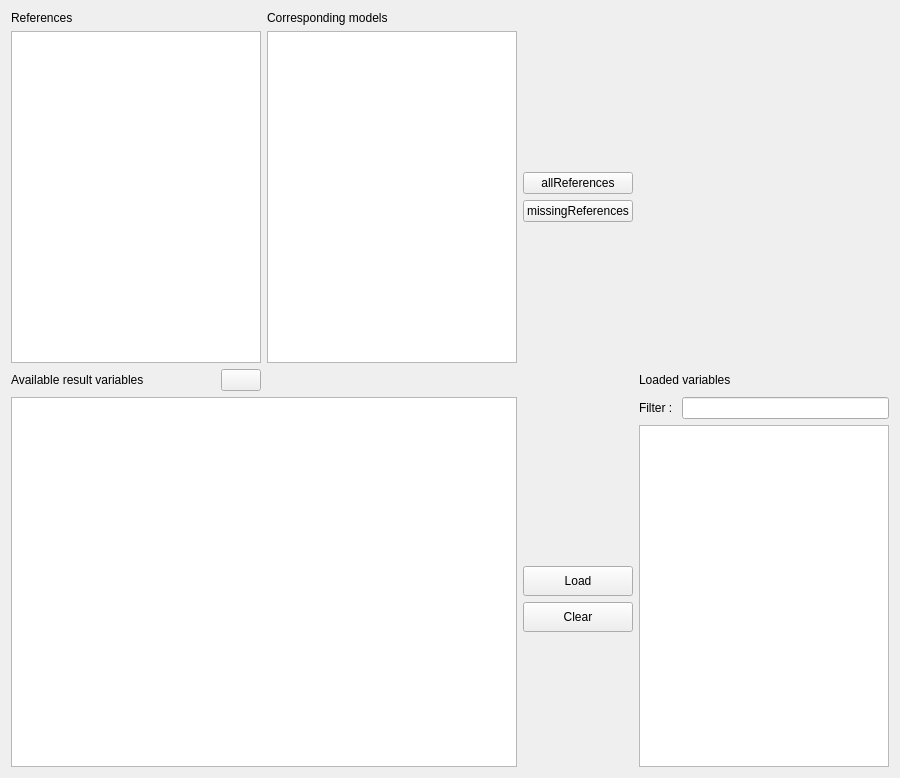
Qt form OMOptim/GUI/Widgets/WidgetEIInputVars.ui (lmoresco/OpenModelica) before a commit.
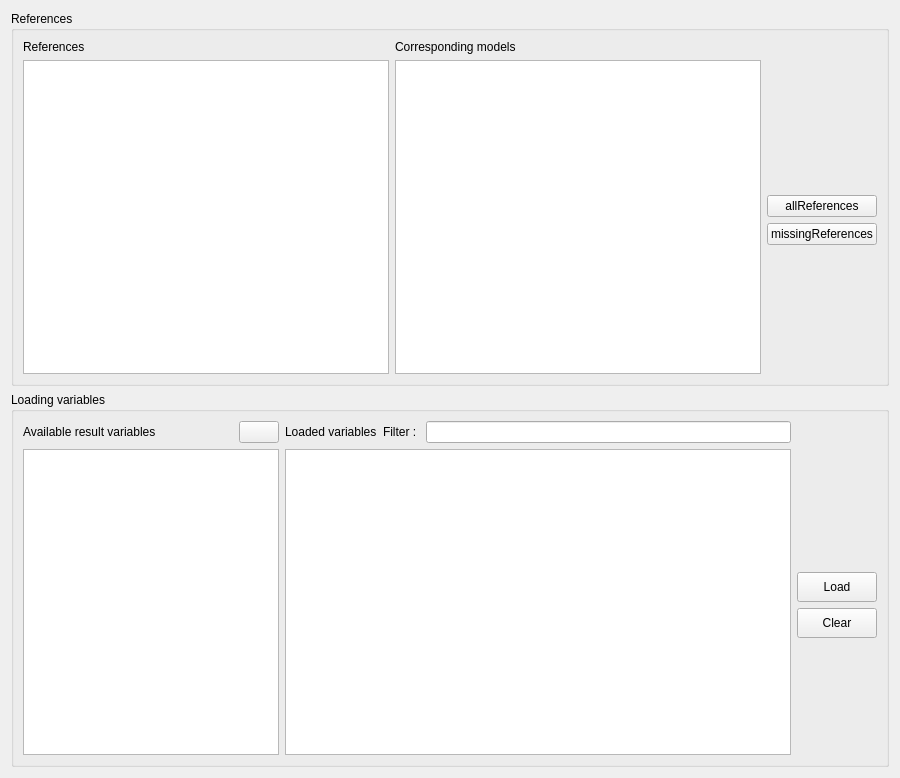
The same form after that commit. Icons and pictures are not drawn.

```diff
--- a/OMOptim/GUI/Widgets/WidgetEIInputVars.ui
+++ b/OMOptim/GUI/Widgets/WidgetEIInputVars.ui
@@ -14,28 +14,50 @@
    <string>Form</string>
   </property>
   <layout class="QGridLayout" name="gridLayout">
-   <item row="7" column="4" rowspan="4">
-    <widget class="QTableView" name="tableLoadedVariables">
-     <property name="selectionBehavior">
-      <enum>QAbstractItemView::SelectRows</enum>
+   <item row="0" column="0" rowspan="3">
+    <widget class="QGroupBox" name="groupBox">
+     <property name="title">
+      <string>References</string>
      </property>
+     <layout class="QGridLayout" name="gridLayout_4">
+      <item row="0" column="0">
+       <layout class="QGridLayout" name="gridLayout_3">
+        <item row="2" column="0" rowspan="4">
+         <widget class="QListWidget" name="listReferences"/>
+        </item>
+        <item row="0" column="0">
+         <widget class="QLabel" name="label_4">
+          <property name="text">
+           <string>References</string>
+          </property>
     </widget>
    </item>
-   <item row="9" column="3">
-    <widget class="QPushButton" name="pushClear">
-     <property name="minimumSize">
-      <size>
-       <width>0</width>
-       <height>30</height>
-      </size>
+        <item row="2" column="1" rowspan="4">
+         <widget class="QListWidget" name="listReferencesModel"/>
+        </item>
+        <item row="0" column="1">
+         <widget class="QLabel" name="label_5">
+          <property name="text">
+           <string>Corresponding models</string>
      </property>
+         </widget>
+        </item>
+        <item row="3" column="2">
+         <widget class="QPushButton" name="allReferences">
      <property name="text">
-      <string>Clear</string>
+           <string>allReferences</string>
      </property>
     </widget>
    </item>
-   <item row="7" column="3">
-    <spacer name="verticalSpacer_4">
+        <item row="4" column="2">
+         <widget class="QPushButton" name="missingReferences">
+          <property name="text">
+           <string>missingReferences</string>
+          </property>
+         </widget>
+        </item>
+        <item row="2" column="2">
+         <spacer name="verticalSpacer_2">
      <property name="orientation">
       <enum>Qt::Vertical</enum>
      </property>
@@ -47,8 +69,8 @@
      </property>
     </spacer>
    </item>
-   <item row="10" column="3">
-    <spacer name="verticalSpacer_5">
+        <item row="5" column="2">
+         <spacer name="verticalSpacer">
      <property name="orientation">
       <enum>Qt::Vertical</enum>
      </property>
@@ -60,44 +82,25 @@
      </property>
     </spacer>
    </item>
-   <item row="15" column="1" colspan="4">
-    <layout class="QGridLayout" name="gridLayout_2">
-     <property name="sizeConstraint">
-      <enum>QLayout::SetDefaultConstraint</enum>
-     </property>
     </layout>
    </item>
-   <item row="6" column="4">
-    <layout class="QHBoxLayout" name="horizontalLayout">
-     <item>
-      <widget class="QLabel" name="label">
-       <property name="text">
-        <string>Filter : </string>
-       </property>
+     </layout>
       </widget>
      </item>
-     <item>
-      <widget class="QLineEdit" name="lineVariableFilter"/>
-     </item>
-    </layout>
-   </item>
-   <item row="8" column="3">
-    <widget class="QPushButton" name="pushLoadVariables">
-     <property name="minimumSize">
-      <size>
-       <width>0</width>
-       <height>30</height>
-      </size>
+   <item row="5" column="0" rowspan="3">
+    <widget class="QGroupBox" name="groupBox_2">
+     <property name="title">
+      <string>Loading variables</string>
      </property>
+     <layout class="QGridLayout" name="gridLayout_5">
+      <item row="0" column="0">
+       <widget class="QLabel" name="label_2">
      <property name="text">
-      <string>Load</string>
+         <string>Available result variables</string>
      </property>
     </widget>
    </item>
-   <item row="6" column="0" rowspan="5" colspan="3">
-    <widget class="QListWidget" name="listAvailableVectors"/>
-   </item>
-   <item row="5" column="1">
+      <item row="0" column="1">
     <widget class="QPushButton" name="pushRefreshList">
      <property name="sizePolicy">
       <sizepolicy hsizetype="Maximum" vsizetype="Fixed">
@@ -114,46 +117,36 @@
      </property>
     </widget>
    </item>
-   <item row="5" column="0">
-    <widget class="QLabel" name="label_2">
-     <property name="text">
-      <string>Available result variables</string>
-     </property>
-    </widget>
-   </item>
-   <item row="1" column="0" rowspan="4" colspan="2">
-    <widget class="QListWidget" name="listReferences"/>
-   </item>
-   <item row="5" column="4">
+      <item row="0" column="2">
     <widget class="QLabel" name="label_3">
      <property name="text">
       <string>Loaded variables</string>
      </property>
     </widget>
    </item>
-   <item row="0" column="0">
-    <widget class="QLabel" name="label_4">
+      <item row="0" column="3">
+       <layout class="QHBoxLayout" name="horizontalLayout">
+        <item>
+         <widget class="QLabel" name="label">
      <property name="text">
-      <string>References</string>
+           <string>Filter : </string>
      </property>
     </widget>
    </item>
-   <item row="2" column="3">
-    <widget class="QPushButton" name="allReferences">
-     <property name="text">
-      <string>allReferences</string>
-     </property>
-    </widget>
+        <item>
+         <widget class="QLineEdit" name="lineVariableFilter"/>
    </item>
-   <item row="3" column="3">
-    <widget class="QPushButton" name="missingReferences">
-     <property name="text">
-      <string>missingReferences</string>
+       </layout>
+      </item>
+      <item row="2" column="2" rowspan="4" colspan="2">
+       <widget class="QTableView" name="tableLoadedVariables">
+        <property name="selectionBehavior">
+         <enum>QAbstractItemView::SelectRows</enum>
      </property>
     </widget>
    </item>
-   <item row="4" column="3">
-    <spacer name="verticalSpacer">
+      <item row="2" column="4">
+       <spacer name="verticalSpacer_4">
      <property name="orientation">
       <enum>Qt::Vertical</enum>
      </property>
@@ -165,8 +158,34 @@
      </property>
     </spacer>
    </item>
-   <item row="1" column="3">
-    <spacer name="verticalSpacer_2">
+      <item row="3" column="4">
+       <widget class="QPushButton" name="pushLoadVariables">
+        <property name="minimumSize">
+         <size>
+          <width>0</width>
+          <height>30</height>
+         </size>
+        </property>
+        <property name="text">
+         <string>Load</string>
+        </property>
+       </widget>
+      </item>
+      <item row="4" column="4">
+       <widget class="QPushButton" name="pushClear">
+        <property name="minimumSize">
+         <size>
+          <width>0</width>
+          <height>30</height>
+         </size>
+        </property>
+        <property name="text">
+         <string>Clear</string>
+        </property>
+       </widget>
+      </item>
+      <item row="5" column="4">
+       <spacer name="verticalSpacer_5">
      <property name="orientation">
       <enum>Qt::Vertical</enum>
      </property>
@@ -178,16 +197,12 @@
      </property>
     </spacer>
    </item>
-   <item row="0" column="2">
-    <widget class="QLabel" name="label_5">
-     <property name="text">
-      <string>Corresponding models</string>
-     </property>
+      <item row="2" column="0" rowspan="4" colspan="2">
+       <widget class="QListWidget" name="listAvailableVectors"/>
+      </item>
+     </layout>
     </widget>
    </item>
-   <item row="1" column="2" rowspan="4">
-    <widget class="QListWidget" name="listReferencesModel"/>
-   </item>
   </layout>
  </widget>
  <resources>
```
